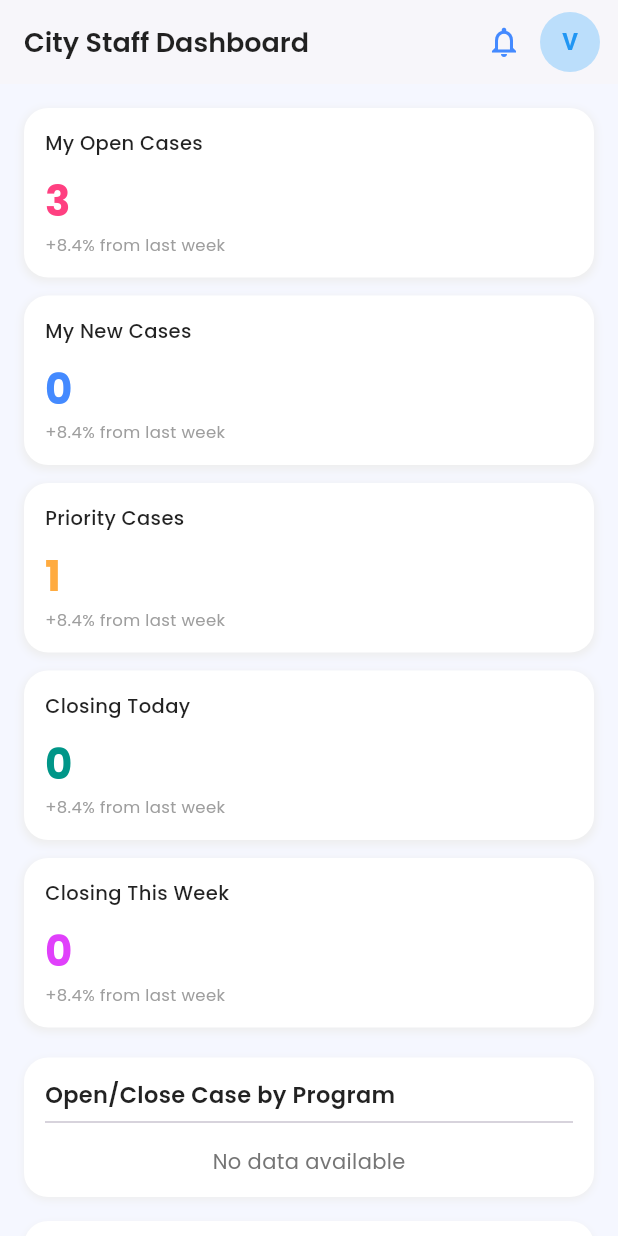
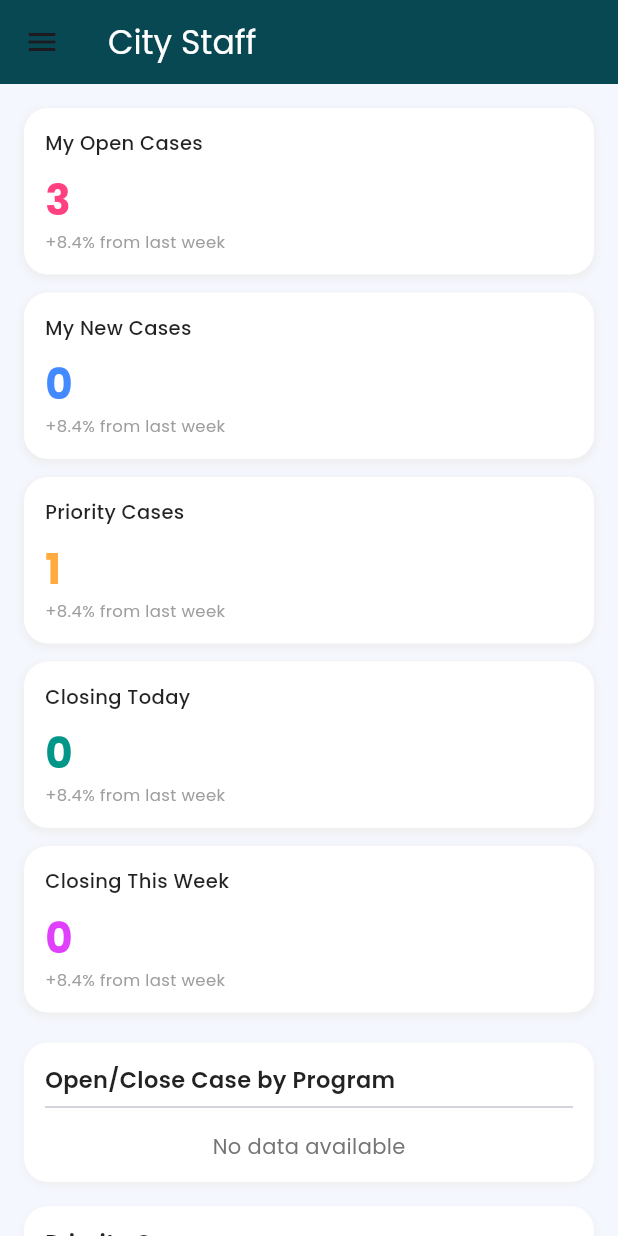
Before and after one commit to vrvivek443/myflutterapp, a Flutter app: the DashboardScreen screen opened directly, on a phone screen of 412 x 824 dp. Run offline on Flutter 3.47's test engine with Material 3 defaults, Android fonts, the phone set to English and light mode, and no system bars; our stand-ins replace dio, flutter_bloc, google_fonts, pretty_dio_logger; missing offline and left inert: aad_oauth.

Commit message:
Case_search

```diff
--- a/lib/view/dashboard_screen.dart
+++ b/lib/view/dashboard_screen.dart
@@ -1,50 +1,139 @@
 import 'package:flutter/material.dart';
 import 'package:google_fonts/google_fonts.dart';
 
-class DashboardScreen extends StatelessWidget {
+
+class DashboardScreen extends StatefulWidget {
   const DashboardScreen({super.key});
+
+  @override
+  State<DashboardScreen> createState() => _DashboardScreenState();
+}
+
+class _DashboardScreenState extends State<DashboardScreen> {
+  bool caseManagementExpanded = false;
+  int selectedIndex = 0;
 
   @override
   Widget build(BuildContext context) {
     final screenWidth = MediaQuery.of(context).size.width;
+    final isMobile = screenWidth < 700;
 
     return Scaffold(
       backgroundColor: const Color(0xFFF5F7FF),
-      appBar: AppBar(
-        backgroundColor: Colors.white,
-        elevation: 1,
+      appBar: isMobile
+          ? AppBar(
+              backgroundColor: const Color(0xFF084852),
               title: Text(
-          'City Staff Dashboard',
+                'City Staff',
+                style: GoogleFonts.poppins(color: Colors.white),
+              ),
+            )
+          : null,
+      drawer: isMobile ? Drawer(child: _buildSideNav()) : null,
+      body: Row(
+        children: [
+          if (!isMobile)
+            Container(
+              width: 250,
+              color: const Color(0xFF084852),
+              child: _buildSideNav(),
+            ),
+          Expanded(child: _buildDashboardContent()),
+        ],
+      ),
+    );
+  }
+
+  Widget _buildSideNav() {
+    return Container(
+      color: const Color(0xFF084852),
+      child: ListView(
+        children: [
+          DrawerHeader(
+            decoration: const BoxDecoration(color: Color(0xFF084852)),
+            child: Row(
+              children: [
+                const SizedBox(width: 10),
+                Text(
+                  "City Staff",
                   style: GoogleFonts.poppins(
-            color: Colors.black87,
-            fontWeight: FontWeight.w600,
+                    color: Colors.white,
+                    fontWeight: FontWeight.bold,
                     fontSize: 18,
-          ),
-        ),
-        actions: [
-          IconButton(
-            onPressed: () {},
-            icon: const Icon(
-              Icons.notifications_none,
-              color: Colors.blueAccent,
-            ),
-          ),
-          Padding(
-            padding: const EdgeInsets.only(right: 12),
-            child: CircleAvatar(
-              backgroundColor: Colors.blue.shade100,
-              child: const Text(
-                'V',
-                style: TextStyle(
-                  color: Colors.blue,
-                  fontWeight: FontWeight.bold,
-                ),
-              ),
                   ),
                 ),
               ],
             ),
-      body: SingleChildScrollView(
+          ),
+          _buildNavItem(Icons.dashboard, "Dashboard", 0),
+          ExpansionTile(
+            collapsedIconColor: Colors.white,
+            iconColor: Colors.white,
+            leading: const Icon(Icons.folder_shared, color:Colors.white),
+            title: Text(
+              "Case Management",
+              style: GoogleFonts.poppins(
+                color: Colors.white,
+                fontWeight: FontWeight.w500,
+              ),
+            ),
+            initiallyExpanded: caseManagementExpanded,
+            onExpansionChanged: (expanded) {
+              setState(() => caseManagementExpanded = expanded);
+            },
+            children: [
+              _buildSubNavItem("New Complaint", 1),
+              _buildSubNavItem("Case Search", 2),
+            ],
+          ),
+        ],
+      ),
+    );
+  }
+
+  Widget _buildNavItem(IconData icon, String title, int index) {
+    final isSelected = selectedIndex == index;
+    return ListTile(
+      leading: Icon(icon, color: isSelected ? Colors.amber : Colors.white),
+      title: Text(
+        title,
+        style: GoogleFonts.poppins(
+          color: isSelected ? Colors.amber : Colors.white,
+          fontWeight: FontWeight.w500,
+        ),
+      ),
+      tileColor: isSelected ? Colors.black26 : Colors.transparent,
+      onTap: () {
+        setState(() => selectedIndex = index);
+        Navigator.pop(context);
+      },
+    );
+  }
+
+  Widget _buildSubNavItem(String title, int index) {
+    final isSelected = selectedIndex == index;
+    return ListTile(
+      leading: const Icon(Icons.circle, size: 10, color: Colors.white),
+      title: Text(
+        title,
+        style: GoogleFonts.poppins(
+          color: isSelected ? Colors.amber : Colors.white,
+          fontWeight: FontWeight.w400,
+        ),
+      ),
+      tileColor: isSelected ? Colors.black26 : Colors.transparent,
+      contentPadding: const EdgeInsets.only(left: 40, right: 8),
+      onTap: () {
+        setState(() => selectedIndex = index);
+        Navigator.pop(context);
+      },
+    );
+  }
+
+  Widget _buildDashboardContent() {
+    // ✅ Your existing dashboard content
+    final screenWidth = MediaQuery.of(context).size.width;
+    return SingleChildScrollView(
       padding: const EdgeInsets.all(16),
       child: Column(
         crossAxisAlignment: CrossAxisAlignment.start,
@@ -87,7 +176,7 @@ class DashboardScreen extends StatelessWidget {
                 spacing: 12,
                 runSpacing: 12,
                 children: stats.map((s) {
-                    final List<dynamic> stat = s; // safely cast each list
+                  final List<dynamic> stat = s;
                   return AnimatedContainer(
                     duration: const Duration(milliseconds: 400),
                     curve: Curves.easeOutCubic,
@@ -103,71 +192,27 @@ class DashboardScreen extends StatelessWidget {
               );
             },
           ),
-
           const SizedBox(height: 20),
-
           _buildSectionCard(
             title: 'Open/Close Case by Program',
             child: Center(
-                child: AnimatedOpacity(
-                  duration: const Duration(milliseconds: 500),
-                  opacity: 1,
               child: Text(
                 'No data available',
                 style: GoogleFonts.poppins(color: Colors.grey[600]),
               ),
             ),
           ),
-            ),
-
           const SizedBox(height: 16),
-
           _buildSectionCard(
             title: 'Priority Case',
             child: Center(
-                child: AnimatedOpacity(
-                  duration: const Duration(milliseconds: 600),
-                  opacity: 1,
               child: Text(
                 'No priority case found',
                 style: GoogleFonts.poppins(color: Colors.grey[600]),
               ),
             ),
           ),
-            ),
-
-            const SizedBox(height: 20),
-
-            _buildSectionCard(
-              title: 'My Cases',
-              child: Column(
-                children: [
-                  _buildCaseTile(
-                    '001',
-                    '123 Main St',
-                    'Zoning',
-                    'High',
-                    'Noise complaint',
-                  ),
-                  _buildCaseTile(
-                    '002',
-                    '45 Lake Rd',
-                    'Safety',
-                    'Medium',
-                    'Unsafe structure',
-                  ),
-                  _buildCaseTile(
-                    '003',
-                    '99 Hill Ave',
-                    'Health',
-                    'Low',
-                    'Debris issue',
-                  ),
         ],
-              ),
-            ),
-          ],
-        ),
       ),
     );
   }
@@ -205,14 +250,13 @@ class DashboardScreen extends StatelessWidget {
             ),
           ),
           const SizedBox(height: 8),
-          AnimatedDefaultTextStyle(
-            duration: const Duration(milliseconds: 400),
+          Text(
+            value,
             style: GoogleFonts.poppins(
               color: color,
               fontSize: 28,
               fontWeight: FontWeight.bold,
             ),
-            child: Text(value),
           ),
           Text(
             subtitle,
@@ -228,9 +272,7 @@ class DashboardScreen extends StatelessWidget {
   }
 
   Widget _buildSectionCard({required String title, required Widget child}) {
-    return AnimatedContainer(
-      duration: const Duration(milliseconds: 400),
-      curve: Curves.easeOut,
+    return Container(
       width: double.infinity,
       padding: const EdgeInsets.all(14),
       decoration: BoxDecoration(
@@ -262,61 +304,4 @@ class DashboardScreen extends StatelessWidget {
       ),
     );
   }
-
-  Widget _buildCaseTile(
-    String caseNo,
-    String address,
-    String program,
-    String priority,
-    String description,
-  ) {
-    return AnimatedContainer(
-      duration: const Duration(milliseconds: 350),
-      margin: const EdgeInsets.symmetric(vertical: 6),
-      decoration: BoxDecoration(
-        borderRadius: BorderRadius.circular(12),
-        color: Colors.white,
-        boxShadow: [
-          BoxShadow(
-            color: Colors.grey.shade200,
-            blurRadius: 3,
-            offset: const Offset(0, 1),
-          ),
-        ],
-      ),
-      child: ListTile(
-        title: Text(
-          '#$caseNo • $program',
-          style: GoogleFonts.poppins(fontWeight: FontWeight.w500),
-        ),
-        subtitle: Text(
-          '$address\n$description',
-          style: GoogleFonts.poppins(color: Colors.grey[600], fontSize: 12),
-        ),
-        trailing: Container(
-          padding: const EdgeInsets.symmetric(horizontal: 8, vertical: 4),
-          decoration: BoxDecoration(
-            color: priority == 'High'
-                ? Colors.redAccent.withOpacity(0.2)
-                : priority == 'Medium'
-                ? Colors.orangeAccent.withOpacity(0.2)
-                : Colors.greenAccent.withOpacity(0.2),
-            borderRadius: BorderRadius.circular(8),
-          ),
-          child: Text(
-            priority,
-            style: GoogleFonts.poppins(
-              color: priority == 'High'
-                  ? Colors.redAccent
-                  : priority == 'Medium'
-                  ? Colors.orange
-                  : Colors.green,
-              fontWeight: FontWeight.w500,
-              fontSize: 12,
-            ),
-          ),
-        ),
-      ),
-    );
 }
-}
```
Also changed, not shown: lib/view/case_search_screen.dart (added), lib/view/new_complaint_screen.dart (added). Lines whose indentation alone changed are shown as unchanged.
